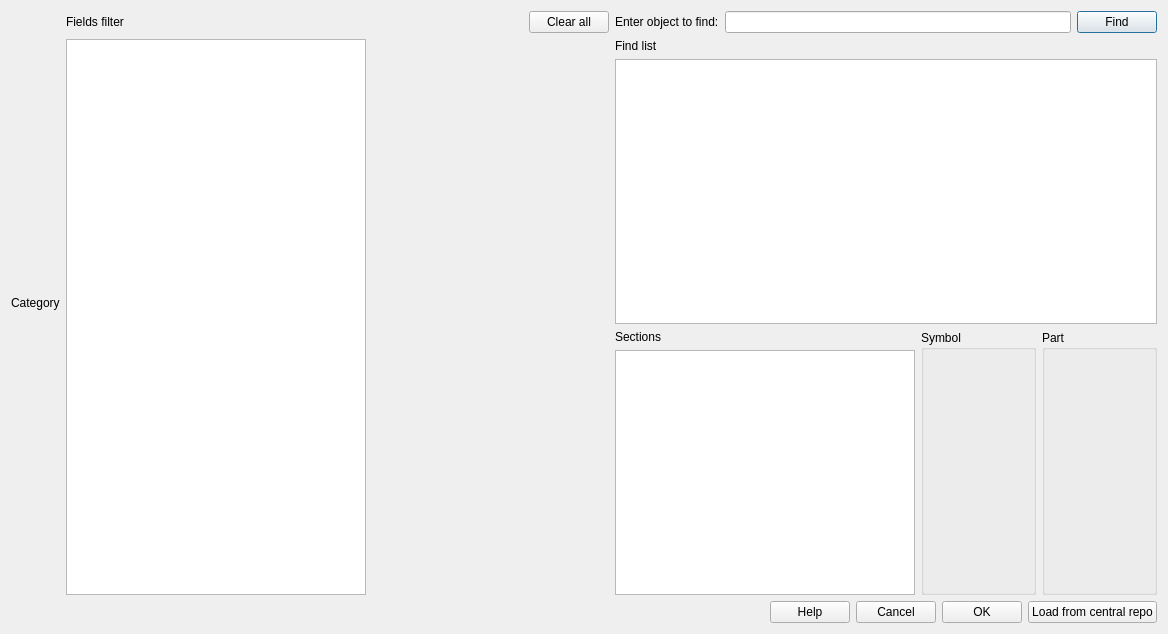
This is src/windows/SdDGetObject.ui in usiksan/SaliCAD as Qt 5 draws it before an edit. The edited form follows.
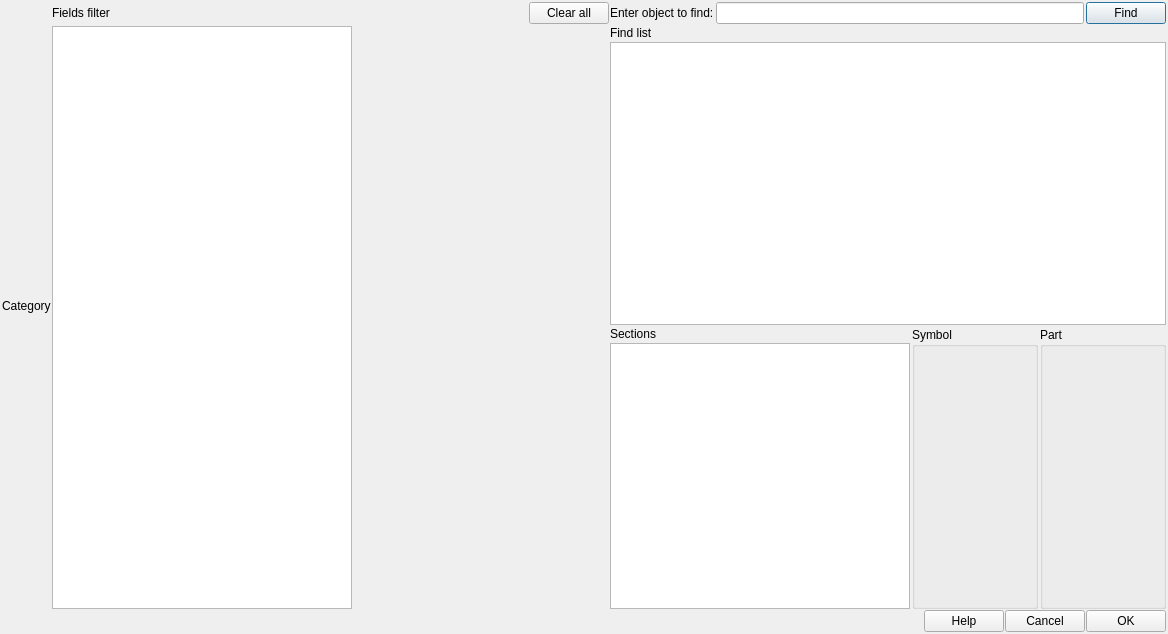
This is the edited form.

Commit message: Refactor getObject dialog and append to it 3d preview

Diff of the .ui file:
```diff
--- a/src/windows/SdDGetObject.ui
+++ b/src/windows/SdDGetObject.ui
@@ -14,12 +14,33 @@
    <string>Library object finder</string>
   </property>
   <layout class="QVBoxLayout" name="verticalLayout_4">
+   <property name="spacing">
+    <number>1</number>
+   </property>
+   <property name="leftMargin">
+    <number>2</number>
+   </property>
+   <property name="topMargin">
+    <number>2</number>
+   </property>
+   <property name="rightMargin">
+    <number>2</number>
+   </property>
+   <property name="bottomMargin">
+    <number>2</number>
+   </property>
    <item>
     <layout class="QHBoxLayout" name="horizontalLayout_6">
      <item>
       <layout class="QVBoxLayout" name="mCategoryBox">
+       <property name="spacing">
+        <number>2</number>
+       </property>
        <item>
         <layout class="QHBoxLayout" name="horizontalLayout_7">
+         <property name="spacing">
+          <number>2</number>
+         </property>
          <item>
           <widget class="QLabel" name="label_5">
            <property name="text">
@@ -33,6 +54,12 @@
      </item>
      <item>
       <layout class="QVBoxLayout" name="verticalLayout_3">
+       <property name="spacing">
+        <number>2</number>
+       </property>
+       <property name="sizeConstraint">
+        <enum>QLayout::SetMinimumSize</enum>
+       </property>
        <item>
         <layout class="QHBoxLayout" name="horizontalLayout_5">
          <item>
@@ -84,6 +111,12 @@
      </item>
      <item>
       <layout class="QVBoxLayout" name="verticalLayout_2">
+       <property name="spacing">
+        <number>2</number>
+       </property>
+       <property name="sizeConstraint">
+        <enum>QLayout::SetMaximumSize</enum>
+       </property>
        <item>
         <layout class="QHBoxLayout" name="horizontalLayout_2">
          <item>
@@ -136,6 +169,9 @@
         <layout class="QHBoxLayout" name="horizontalLayout">
          <item>
           <layout class="QVBoxLayout" name="verticalLayout">
+           <property name="sizeConstraint">
+            <enum>QLayout::SetMinimumSize</enum>
+           </property>
            <item>
             <widget class="QLabel" name="label_4">
              <property name="maximumSize">
@@ -217,13 +253,6 @@
        </property>
       </widget>
      </item>
-     <item>
-      <widget class="QPushButton" name="mLoadFromCentral">
-       <property name="text">
-        <string>Load from central repo</string>
-       </property>
-      </widget>
-     </item>
     </layout>
    </item>
   </layout>
```
The commit also changes 11 other files.
